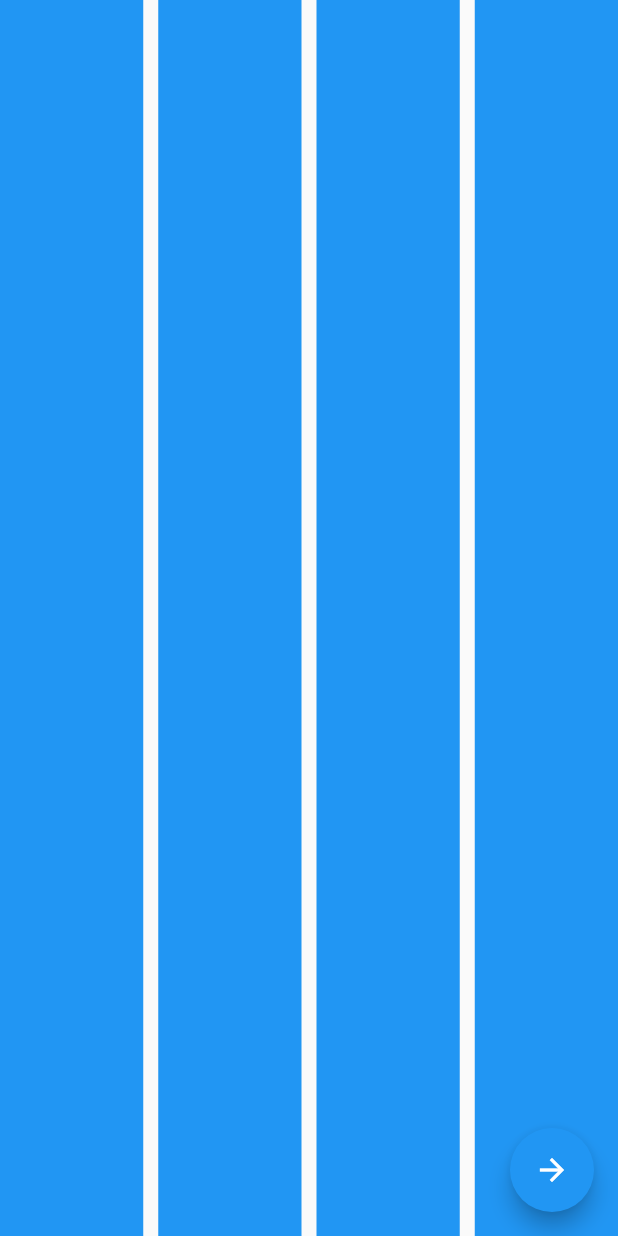
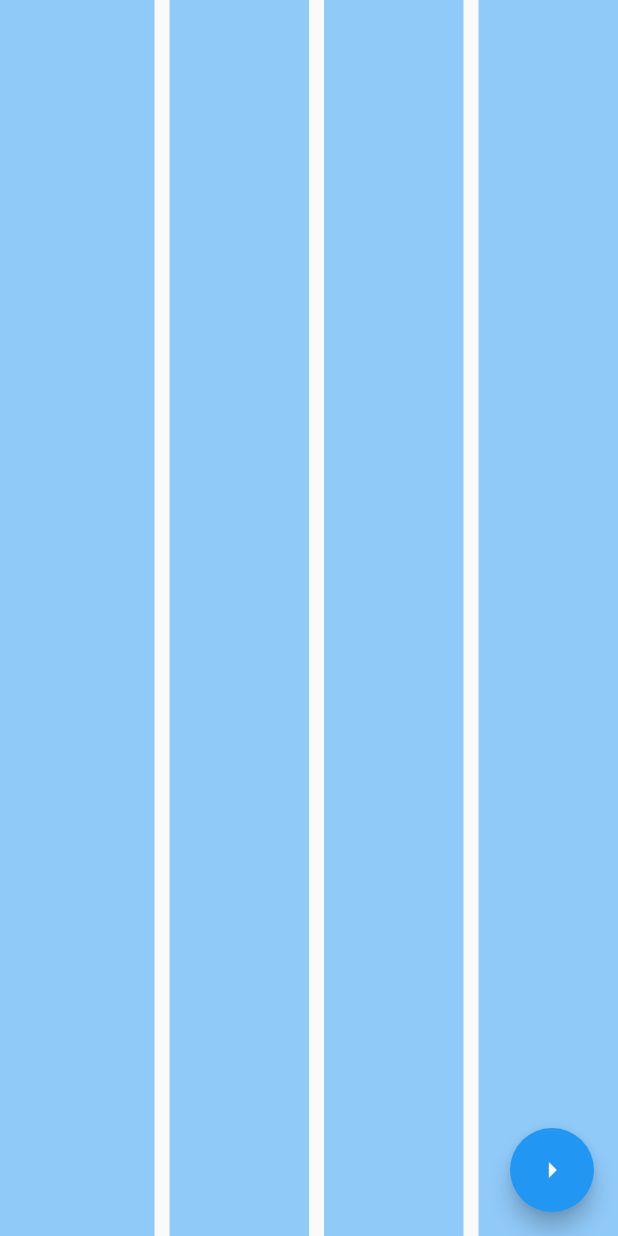
Before and after one commit to Thanh-TCT/buoi1, a Flutter app: the screen it shows after launch, on a phone screen of 412 x 824 dp. Run offline on Flutter 3.47's test engine with Material 2 defaults, Android fonts, the phone set to English and light mode, and no system bars.

Commit message:
update trang1

```diff
--- a/lib/pages/trang1.dart
+++ b/lib/pages/trang1.dart
@@ -16,65 +16,24 @@ class _Trang1State extends State<Trang1> {
   Widget build(BuildContext context) {
     return Scaffold(
         floatingActionButton: FloatingActionButton(
-          child: const Icon(Icons.arrow_forward),
+          child: const Icon(Icons.arrow_right_sharp),
           onPressed: () {
             Navigator.push(context,
                 MaterialPageRoute(builder: (context) => const Trang2()));
+
           },
         ),
-        body: Center(
-          child: Row(
+        body: Row(
+
             mainAxisAlignment: MainAxisAlignment.spaceEvenly,
-            children: [
-              Expanded(
-                child: Container(
-                  color: Colors.blue,
-                ),
-              ),
-              SizedBox(
-                width: 10,
-              ),
-              Expanded(
-                child: Container(
-                  color: Colors.blue,
-                ),
-              ),
-              SizedBox(width: 10),
-              Expanded(
-                child: Container(
-                  color: Colors.blue,
-                ),
-              ),
-              SizedBox(width: 10),
-              Expanded(
-                child: Container(
-                  color: Colors.blue,
-                ),
-              ),
-            ],
-          ),
+            children:
+            List.generate(4, (index) => Expanded(child: Container(
+              margin: EdgeInsets.only( left: index !=0 ? 10:0 ),
+              color: Colors.blue[200],
+            ),
+            )),
+
         ));
-    Stack(
-      children: [
-        ElevatedButton(
-          onPressed: () {
-            Navigator.pushNamed(context, Trang2.name);
-          },
-          child: Container(),
-        ),
-        ElevatedButton(
-          onPressed: () {
-            Navigator.pop(context);
-          },
-          child: Container(),
-        ),
-        ElevatedButton(
-            onPressed: () {
-              Navigator.pushNamedAndRemoveUntil(
-                  context, Trang2.name, (route) => false);
-            },
-            child: Container()),
-      ],
-    );
+
   }
 }
```
